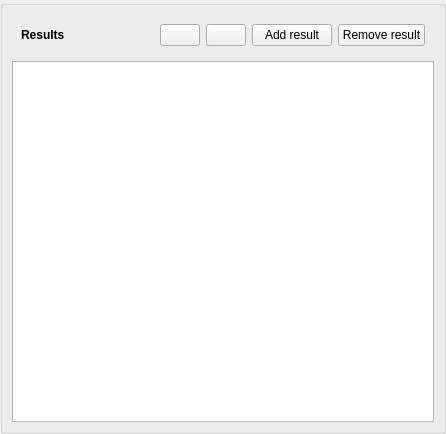
Old version of the form threedi_plugin_dockwidget_base.ui in the repository nens/threedi-results-analysis.
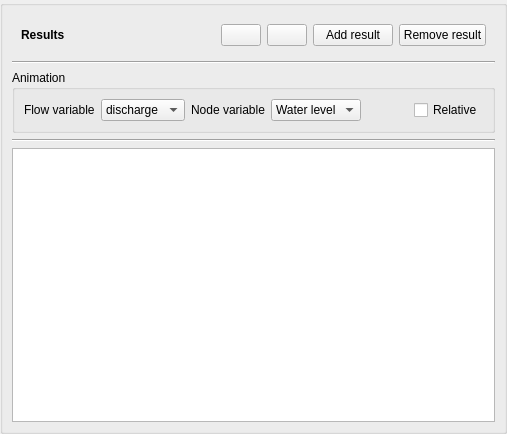
New version of the form. Icons and pictures are not drawn.

```diff
--- a/threedi_plugin_dockwidget_base.ui
+++ b/threedi_plugin_dockwidget_base.ui
@@ -6,7 +6,7 @@
    <rect>
     <x>0</x>
     <y>0</y>
-    <width>446</width>
+    <width>507</width>
     <height>434</height>
    </rect>
   </property>
@@ -76,7 +76,7 @@
         <rect>
          <x>0</x>
          <y>0</y>
-         <width>446</width>
+         <width>507</width>
          <height>408</height>
         </rect>
        </property>
@@ -197,6 +197,81 @@
              </layout>
             </widget>
            </item>
+           <item>
+            <widget class="Line" name="line_2">
+             <property name="orientation">
+              <enum>Qt::Horizontal</enum>
+             </property>
+            </widget>
+           </item>
+           <item>
+            <widget class="QGroupBox" name="groupBox">
+             <property name="title">
+              <string>Animation</string>
+             </property>
+             <layout class="QHBoxLayout" name="horizontalLayout_2">
+              <item>
+               <widget class="QLabel" name="label_2">
+                <property name="text">
+                 <string>Flow variable</string>
+                </property>
+               </widget>
+              </item>
+              <item>
+               <widget class="QComboBox" name="comboBox">
+                <item>
+                 <property name="text">
+                  <string>discharge</string>
+                 </property>
+                </item>
+               </widget>
+              </item>
+              <item>
+               <widget class="QLabel" name="label_3">
+                <property name="text">
+                 <string>Node variable</string>
+                </property>
+               </widget>
+              </item>
+              <item>
+               <widget class="QComboBox" name="comboBox_2">
+                <item>
+                 <property name="text">
+                  <string>Water level</string>
+                 </property>
+                </item>
+               </widget>
+              </item>
+              <item>
+               <spacer name="horizontalSpacer_2">
+                <property name="orientation">
+                 <enum>Qt::Horizontal</enum>
+                </property>
+                <property name="sizeHint" stdset="0">
+                 <size>
+                  <width>40</width>
+                  <height>20</height>
+                 </size>
+                </property>
+               </spacer>
+              </item>
+              <item>
+               <widget class="QCheckBox" name="checkBox">
+                <property name="text">
+                 <string>Relative</string>
+                </property>
+               </widget>
+              </item>
+             </layout>
+            </widget>
+           </item>
+           <item>
+            <widget class="Line" name="line">
+             <property name="orientation">
+              <enum>Qt::Horizontal</enum>
+             </property>
+            </widget>
+           </item>
            <item>
             <widget class="QTreeView" name="treeView">
              <property name="headerHidden">
```
